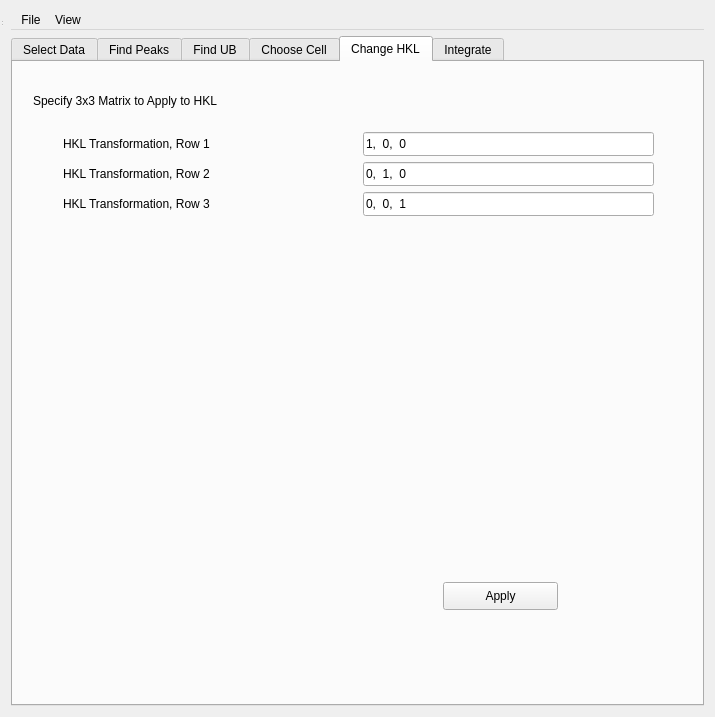
Old version of the form Code/Mantid/MantidQt/CustomInterfaces/inc/MantidQtCustomInterfaces/MantidEV.ui in the repository mantidproject/mantid.
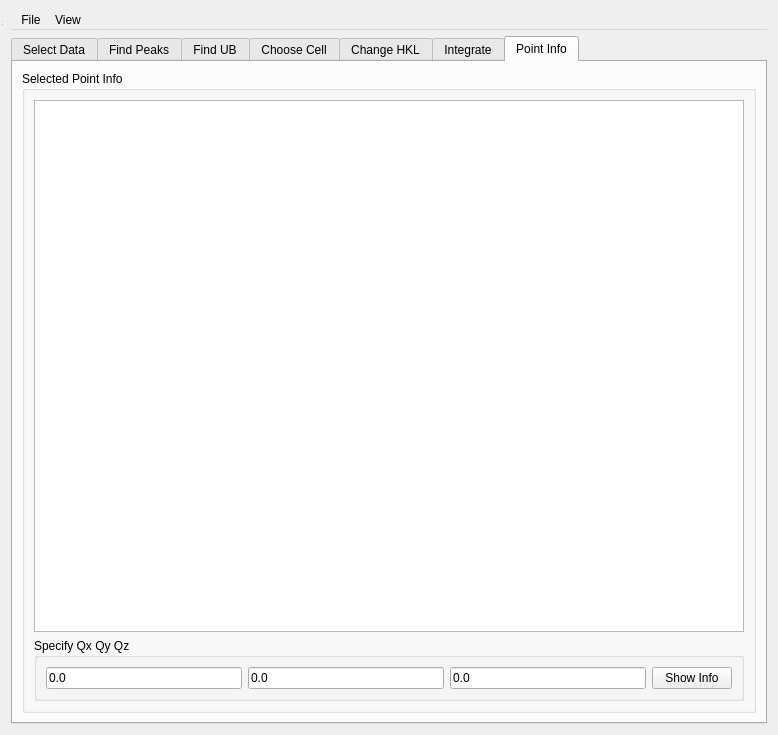
New version of the form.

Commit message:
RE 6838 Add pointed at table to MantidEV
Added an extra tab with a Table to display info.
Added (temporary?) widgets to allow the user to
specify a Q-point.
Info about the specified Q point is now displayed in
the table.  Must still hook up to notification service.
refs #6838

The edit to the form file:
```diff
--- a/Code/Mantid/MantidQt/CustomInterfaces/inc/MantidQtCustomInterfaces/MantidEV.ui
+++ b/Code/Mantid/MantidQt/CustomInterfaces/inc/MantidQtCustomInterfaces/MantidEV.ui
@@ -6,15 +6,21 @@
    <rect>
     <x>0</x>
     <y>0</y>
-    <width>715</width>
-    <height>717</height>
+    <width>778</width>
+    <height>735</height>
    </rect>
   </property>
+  <property name="minimumSize">
+   <size>
+    <width>400</width>
+    <height>0</height>
+   </size>
+  </property>
   <property name="windowTitle">
    <string>MantidEV</string>
   </property>
-  <layout class="QGridLayout" name="gridLayout">
-   <item row="0" column="0">
+  <layout class="QVBoxLayout" name="verticalLayout">
+   <item>
     <widget class="QMenuBar" name="menubar">
      <widget class="QMenu" name="menuFile">
       <property name="title">
@@ -37,10 +43,10 @@
      <addaction name="menuView"/>
     </widget>
    </item>
-   <item row="1" column="0">
+   <item>
     <widget class="QTabWidget" name="MantidEV_tabwidg">
      <property name="currentIndex">
-      <number>4</number>
+      <number>6</number>
      </property>
      <widget class="QWidget" name="SelectData">
       <attribute name="title">
@@ -1508,6 +1514,62 @@
        </property>
       </widget>
      </widget>
+     <widget class="QWidget" name="PointInfo_tab">
+      <attribute name="title">
+       <string>Point Info</string>
+      </attribute>
+      <layout class="QGridLayout" name="gridLayout_3">
+       <item row="0" column="0">
+        <widget class="QGroupBox" name="SelectedPoint_grpbx">
+         <property name="title">
+          <string>Selected Point Info</string>
+         </property>
+         <layout class="QVBoxLayout" name="verticalLayout_2">
+          <item>
+           <widget class="QTableWidget" name="SelectedPoint_tbl"/>
+          </item>
+          <item>
+           <widget class="QGroupBox" name="groupBox">
+            <property name="title">
+             <string>Specify Qx Qy Qz</string>
+            </property>
+            <layout class="QHBoxLayout" name="horizontalLayout">
+             <item>
+              <widget class="QLineEdit" name="Qx_ledt">
+               <property name="text">
+                <string>0.0</string>
+               </property>
+              </widget>
+             </item>
+             <item>
+              <widget class="QLineEdit" name="Qy_ledt">
+               <property name="text">
+                <string>0.0</string>
+               </property>
+              </widget>
+             </item>
+             <item>
+              <widget class="QLineEdit" name="Qz_ledt">
+               <property name="text">
+                <string>0.0</string>
+               </property>
+              </widget>
+             </item>
+             <item>
+              <widget class="QPushButton" name="ShowInfo_btn">
+               <property name="text">
+                <string>Show Info</string>
+               </property>
+              </widget>
+             </item>
+            </layout>
+           </widget>
+          </item>
+         </layout>
+        </widget>
+       </item>
+      </layout>
+     </widget>
     </widget>
    </item>
   </layout>
```
The commit also changes 4 other files.
